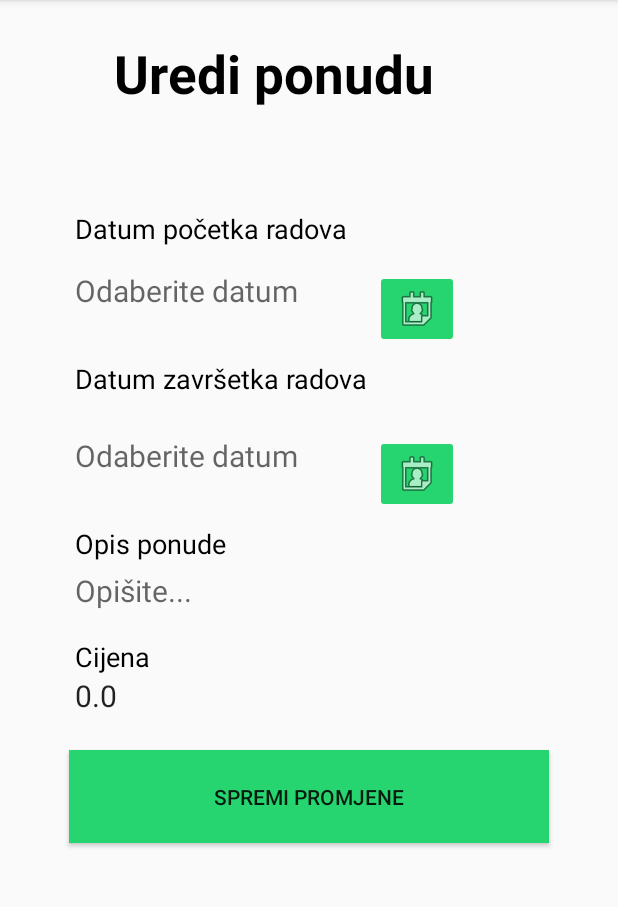
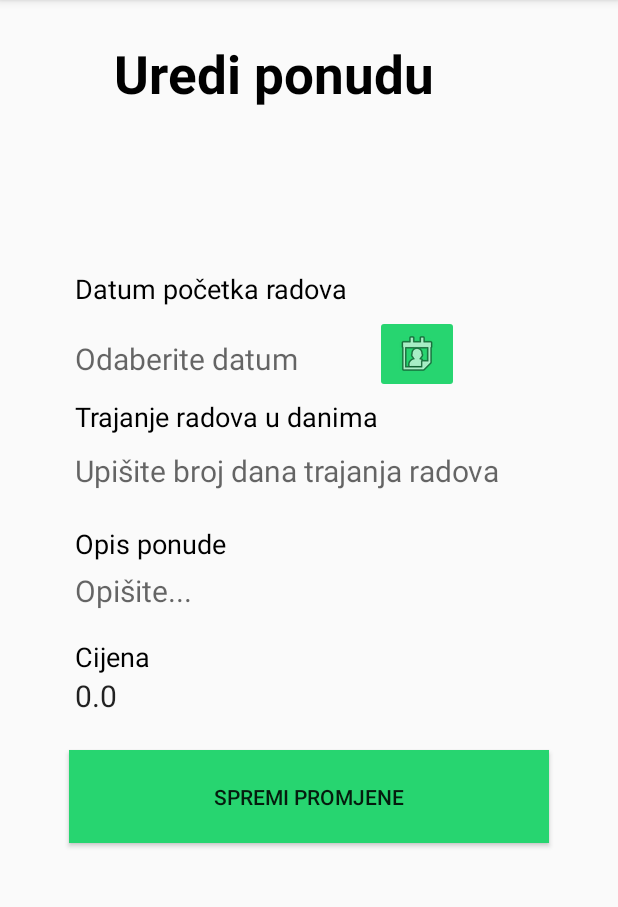
Before and after one commit to AIR-FOI-HR/AIR1923, an Android app: the UpdateOfferActivity screen opened directly, with no data from a screen before it, on a phone screen of 412 x 824 dp, the part 84-991 px from its top. Run offline under Robolectric (Android 15) with nearby library versions, the phone set to English and light mode, and no system bars; 4 statements that could not run were skipped.

Commit message:
Poboljšanje uređivanja ponude (promjena unosa trajanja radova)

```diff
--- a/mGradnja/app/src/main/java/com/mgradnja/Izvodjac/OfferActivity.java
+++ b/mGradnja/app/src/main/java/com/mgradnja/Izvodjac/OfferActivity.java
@@ -192,6 +192,10 @@ public class OfferActivity extends AppCompatActivity implements DatePickerDialog
 
                         Cena.setText("");
                         Ooopis.setText("");
+
+                        Intent inte = new Intent(OfferActivity.this, GlavniIzbornikIzvodjac.class);
+                        inte.putExtra("ID_izvodjaca", ID_Izvodjaca);
+                        startActivity(inte);
                                           }
                     else {
                         Toast.makeText(getApplicationContext(), "Greška prilikom izrade upita, pokušajte ponovno!", Toast.LENGTH_LONG).show();
--- a/mGradnja/app/src/main/res/layout/activity_update_offer.xml
+++ b/mGradnja/app/src/main/res/layout/activity_update_offer.xml
@@ -33,7 +33,7 @@
             android:layout_width="wrap_content"
             android:layout_height="wrap_content"
             android:layout_marginLeft="50dp"
-            android:layout_marginTop="100dp"
+            android:layout_marginTop="130dp"
             android:text="Naziv upita"
             android:textColor="#000000"
             android:textSize="24sp"
@@ -43,7 +43,7 @@
             android:layout_width="wrap_content"
             android:layout_height="wrap_content"
             android:layout_marginLeft="50dp"
-            android:layout_marginTop="140dp"
+            android:layout_marginTop="180dp"
             android:text="Datum početka radova"
             android:textColor="#000000"
             android:textSize="18sp" />
@@ -53,7 +53,7 @@
             android:layout_width="wrap_content"
             android:layout_height="wrap_content"
             android:layout_marginLeft="50dp"
-            android:layout_marginTop="180dp"
+            android:layout_marginTop="225dp"
             android:background="@null"
             android:hint="Odaberite datum"
             android:textSize="20sp" />
@@ -62,20 +62,25 @@
             android:layout_width="wrap_content"
             android:layout_height="wrap_content"
             android:layout_marginLeft="50dp"
-            android:layout_marginTop="240dp"
-            android:text="Datum završetka radova"
+            android:layout_marginTop="265dp"
+            android:text="Trajanje radova u danima"
             android:textColor="#000000"
             android:textSize="18sp" />
 
-        <TextView
-            android:id="@+id/txtDatumKrajaRadova"
+        <EditText
+            android:id="@+id/txtBrojDana"
             android:layout_width="wrap_content"
             android:layout_height="wrap_content"
             android:layout_marginLeft="50dp"
-            android:layout_marginTop="290dp"
+            android:layout_marginTop="300dp"
             android:background="@null"
-            android:hint="Odaberite datum"
+            android:hint="Upišite broj dana trajanja radova"
+            android:inputType="number"
+            android:maxLength="22"
+            android:maxLines="1"
             android:textSize="20sp" />
+
+
 
         <TextView
             android:layout_width="wrap_content"
@@ -139,16 +144,7 @@
             android:layout_width="wrap_content"
             android:layout_height="wrap_content"
             android:layout_marginLeft="250dp"
-            android:layout_marginTop="180dp"
-            android:backgroundTint="#27D570"
-            app:srcCompat="@android:drawable/ic_menu_my_calendar" />
-
-        <ImageButton
-            android:id="@+id/btnDatumKraja"
-            android:layout_width="wrap_content"
-            android:layout_height="wrap_content"
-            android:layout_marginLeft="250dp"
-            android:layout_marginTop="290dp"
+            android:layout_marginTop="210dp"
             android:backgroundTint="#27D570"
             app:srcCompat="@android:drawable/ic_menu_my_calendar" />
 
@@ -157,5 +153,7 @@
 
 
 
+
+
     </RelativeLayout>
 </ScrollView>
```
Also changed, not shown: mGradnja/app/src/main/java/com/mgradnja/Izvodjac/UpdateOfferActivity.java (+51 -6 lines), 276 other files.
